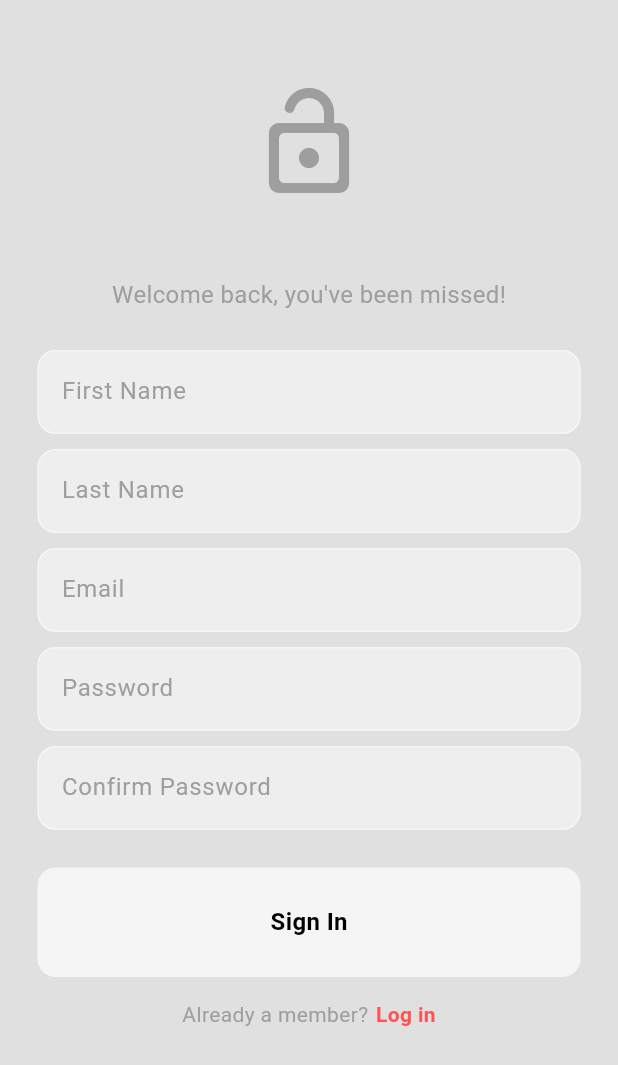
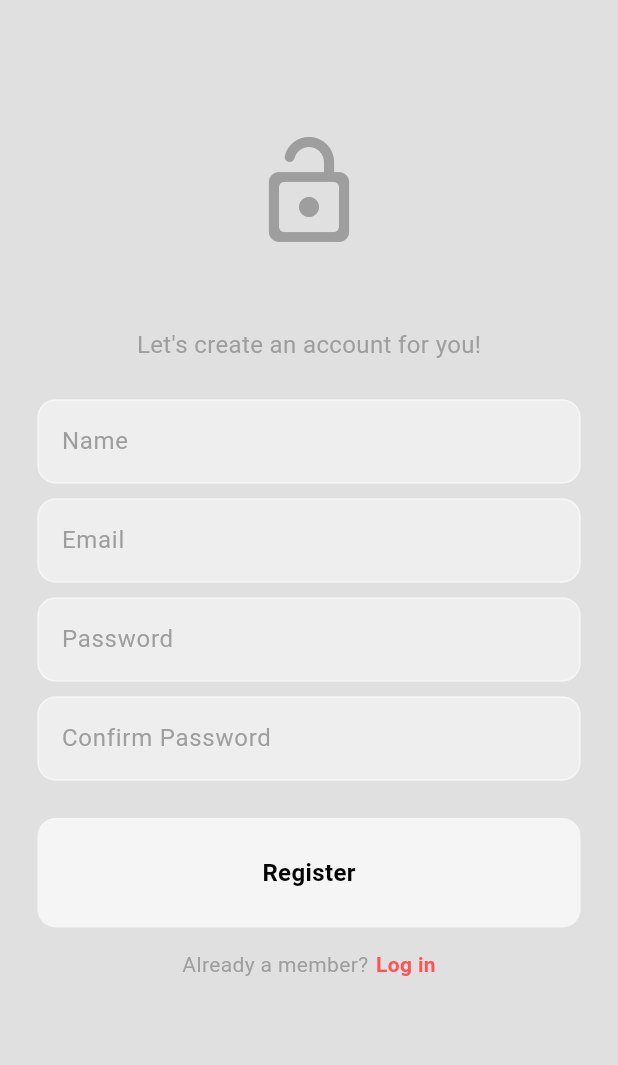
Before and after one commit to Chaaang/socialApp, a Flutter app: the screen it shows after launch, after a tap on "Register", on a phone screen of 412 x 824 dp. Shown: the top 1065 px of the screen. Run offline on Flutter 3.47's test engine with Material 3 defaults, Android fonts, the phone set to English and light mode, and no system bars; our stand-ins replace cloud_firestore, firebase_auth, firebase_core, flutter_bloc; accounts and stored records are empty.

Commit message:
log in / register
added log in / register method, connected to db

```diff
--- a/social_app/lib/app.dart
+++ b/social_app/lib/app.dart
@@ -1,16 +1,53 @@
 import 'package:flutter/material.dart';
+import 'package:flutter_bloc/flutter_bloc.dart';
+import 'package:social_app/features/auth/data/firebase_auth_repo.dart';
+import 'package:social_app/features/auth/presentation/cubits/auth_cubit.dart';
+import 'package:social_app/features/auth/presentation/cubits/auth_state.dart';
 import 'package:social_app/features/auth/presentation/pages/auth.dart';
 import 'package:social_app/features/themes/light_mode.dart';
 
+import 'features/home/presentation/pages/home.dart';
+
+//root level
+
 class MyApp extends StatelessWidget {
-  const MyApp({super.key});
+  //Authentication cubit
+  final authRepo = FirebaseAuthRepo();
+
+  MyApp({super.key});
   @override
   Widget build(BuildContext context) {
-    return MaterialApp(
-      theme: lightMode,
-      debugShowCheckedModeBanner: false,
-      title: 'Flutter Demo',
-      home: const AuthPage(),
+    return BlocProvider(
+      create: (context) => AuthCubit(authRepo: authRepo)..checkAuth(),
+      child: MaterialApp(
+          theme: lightMode,
+          debugShowCheckedModeBanner: false,
+          title: 'Flutter Demo',
+          home: BlocConsumer<AuthCubit, AuthState>(
+            builder: (context, authState) {
+              // ignore: avoid_print
+              print(authState);
+
+              if (authState is UnAuthenticated) {
+                return const AuthPage();
+              }
+              if (authState is Authenticated) {
+                return const HomePage();
+              } else {
+                return const Scaffold(
+                  body: Center(
+                    child: CircularProgressIndicator(),
+                  ),
+                );
+              }
+            },
+            listener: (context, authState) {
+              if (authState is AuthError) {
+                ScaffoldMessenger.of(context)
+                    .showSnackBar(SnackBar(content: Text(authState.message)));
+              }
+            },
+          )),
     );
   }
 }
--- a/social_app/lib/features/auth/domain/entities/app_user.dart
+++ b/social_app/lib/features/auth/domain/entities/app_user.dart
@@ -3,7 +3,11 @@ class AppUser {
   final String email;
   final String name;
 
-  AppUser({required this.uid, required this.email, required this.name});
+  AppUser({
+    required this.uid,
+    required this.email,
+    required this.name,
+  });
 
   //covert app user to json
 
--- a/social_app/lib/features/auth/presentation/cubits/auth_cubit.dart
+++ b/social_app/lib/features/auth/presentation/cubits/auth_cubit.dart
@@ -42,11 +42,11 @@ class AuthCubit extends Cubit<AuthState> {
     }
   }
 
-  Future<void> register(email, password) async {
+  Future<void> register(String name, String email, String password) async {
     try {
       emit(AuthLoading());
       final user =
-          await authRepo.registerWithEmailPassword(email, password, '');
+          await authRepo.registerWithEmailPassword(name, email, password);
 
       if (user != null) {
         _currentUser = user;
--- a/social_app/lib/features/auth/presentation/pages/login.dart
+++ b/social_app/lib/features/auth/presentation/pages/login.dart
@@ -1,5 +1,7 @@
 import 'package:flutter/material.dart';
+import 'package:flutter_bloc/flutter_bloc.dart';
 import 'package:social_app/features/auth/presentation/components/my_text_field.dart';
+import 'package:social_app/features/auth/presentation/cubits/auth_cubit.dart';
 import '../components/my_button.dart';
 
 class LoginPage extends StatefulWidget {
@@ -12,7 +14,29 @@ class LoginPage extends StatefulWidget {
 
 class _LoginPageState extends State<LoginPage> {
   final emailController = TextEditingController();
-  final passwordControoler = TextEditingController();
+  final passwordController = TextEditingController();
+
+  void login() {
+    final String email = emailController.text;
+    final String password = passwordController.text;
+
+    final authCubit = context.read<AuthCubit>();
+
+    if (email.isNotEmpty && password.isNotEmpty) {
+      authCubit.login(email, password);
+    } else {
+      ScaffoldMessenger.of(context).showSnackBar(const SnackBar(
+          content: Text('Please enter both email and password')));
+    }
+  }
+
+  @override
+  void dispose() {
+    emailController.dispose();
+    passwordController.dispose();
+    super.dispose();
+  }
+
   @override
   Widget build(BuildContext context) {
     return Scaffold(
@@ -50,15 +74,13 @@ class _LoginPageState extends State<LoginPage> {
                 //PASSWORD TEXTFIELD
                 const SizedBox(height: 10),
                 MyTextField(
-                    controller: passwordControoler,
+                    controller: passwordController,
                     obscureText: true,
                     hintText: 'Password'),
                 //BUTTON
                 const SizedBox(height: 25),
                 MyButton(
-                  onTap: () {
-                    print('test');
-                  },
+                  onTap: login,
                   text: 'Sign In',
                 ),
                 // Message to register
--- a/social_app/lib/features/auth/presentation/pages/register.dart
+++ b/social_app/lib/features/auth/presentation/pages/register.dart
@@ -1,6 +1,8 @@
 import 'package:flutter/material.dart';
+import 'package:flutter_bloc/flutter_bloc.dart';
 import 'package:social_app/features/auth/presentation/components/my_button.dart';
 import 'package:social_app/features/auth/presentation/components/my_text_field.dart';
+import 'package:social_app/features/auth/presentation/cubits/auth_cubit.dart';
 
 class RegisterPage extends StatefulWidget {
   final void Function()? togglePages;
@@ -11,23 +13,54 @@ class RegisterPage extends StatefulWidget {
 }
 
 class _RegisterPageState extends State<RegisterPage> {
-  final firstNameControoler = TextEditingController();
-  final lastNameControoler = TextEditingController();
+  final nameController = TextEditingController();
   final emailController = TextEditingController();
-  final passwordControoler = TextEditingController();
-  final confirmControoler = TextEditingController();
+  final passwordController = TextEditingController();
+  final confirmPasswordController = TextEditingController();
+
+  void register() {
+    final String name = nameController.text;
+    final String email = emailController.text;
+    final String password = passwordController.text;
+    final String confirmPassword = confirmPasswordController.text;
+
+    final authCubit = context.read<AuthCubit>();
+
+    if (name.isNotEmpty &&
+        email.isNotEmpty &&
+        password.isNotEmpty &&
+        confirmPassword.isNotEmpty) {
+      if (password == confirmPassword) {
+        authCubit.register(name, email, password);
+      } else {
+        ScaffoldMessenger.of(context).showSnackBar(
+            const SnackBar(content: Text('Password don\'t match!')));
+      }
+    } else {
+      ScaffoldMessenger.of(context).showSnackBar(
+          const SnackBar(content: Text('Please fill up all the fields!')));
+    }
+  }
+
+  @override
+  void dispose() {
+    emailController.dispose();
+    passwordController.dispose();
+    confirmPasswordController.dispose();
+    super.dispose();
+  }
 
   @override
   Widget build(BuildContext context) {
     return Scaffold(
       body: SafeArea(
         child: SingleChildScrollView(
-          child: Padding(
-            padding: const EdgeInsets.symmetric(horizontal: 25),
-            child: Center(
-              child: Container(
-                constraints: BoxConstraints(
-                    minHeight: MediaQuery.of(context).size.height * 0.9),
+          child: Center(
+            child: Container(
+              constraints: BoxConstraints(
+                  minHeight: MediaQuery.of(context).size.height * 0.9),
+              child: Padding(
+                padding: const EdgeInsets.symmetric(horizontal: 25),
                 child: Column(
                   mainAxisAlignment: MainAxisAlignment.center,
                   children: [
@@ -43,7 +76,7 @@ class _RegisterPageState extends State<RegisterPage> {
                     ),
                     //WELCOME MESSAGE
                     Text(
-                      'Welcome back, you\'ve been missed!',
+                      'Let\'s create an account for you!',
                       style: TextStyle(
                         color: Theme.of(context).colorScheme.primary,
                         fontSize: 16,
@@ -52,14 +85,10 @@ class _RegisterPageState extends State<RegisterPage> {
                     const SizedBox(height: 25),
 
                     MyTextField(
-                        controller: firstNameControoler,
-                        obscureText: true,
-                        hintText: 'First Name'),
-                    const SizedBox(height: 10),
-                    MyTextField(
-                        controller: lastNameControoler,
-                        obscureText: true,
-                        hintText: 'Last Name'),
+                        controller: nameController,
+                        obscureText: false,
+                        hintText: 'Name'),
+
                     const SizedBox(height: 10),
                     // EMAIL TEXTFIELD
                     MyTextField(
@@ -69,21 +98,21 @@ class _RegisterPageState extends State<RegisterPage> {
                     //PASSWORD TEXTFIELD
                     const SizedBox(height: 10),
                     MyTextField(
-                        controller: passwordControoler,
+                        controller: passwordController,
                         obscureText: true,
                         hintText: 'Password'),
 
                     const SizedBox(height: 10),
 
                     MyTextField(
-                        controller: passwordControoler,
+                        controller: confirmPasswordController,
                         obscureText: true,
                         hintText: 'Confirm Password'),
                     //BUTTON
                     const SizedBox(height: 25),
                     MyButton(
-                      onTap: widget.togglePages,
-                      text: 'Sign In',
+                      onTap: register,
+                      text: 'Register',
                     ),
 
                     // Message to register
--- a/social_app/lib/main.dart
+++ b/social_app/lib/main.dart
@@ -1,10 +1,10 @@
 import 'package:firebase_core/firebase_core.dart';
 import 'package:flutter/material.dart';
 import 'package:social_app/app.dart';
-import 'package:social_app/firebase_options.dart';
+import 'package:social_app/config/firebase_options.dart';
 
 void main() async {
   WidgetsFlutterBinding.ensureInitialized();
   await Firebase.initializeApp(options: DefaultFirebaseOptions.currentPlatform);
-  runApp(const MyApp());
+  runApp(MyApp());
 }
--- a/social_app/pubspec.yaml
+++ b/social_app/pubspec.yaml
@@ -38,6 +38,7 @@ dependencies:
   firebase_core: ^3.6.0
   firebase_auth: ^5.3.1
   flutter_bloc: ^8.1.6
+  cloud_firestore: ^5.4.4
 
 dev_dependencies:
   flutter_test:
```
Also changed, not shown: social_app/lib/features/auth/data/firebase_auth_repo.dart (+13 -2 lines), social_app/lib/features/home/presentation/pages/home.dart (added, +29 -0 lines), social_app/lib/config/firebase_options.dart (renamed from social_app/lib/firebase_options.dart), social_app/pubspec.lock, 3 other files.
